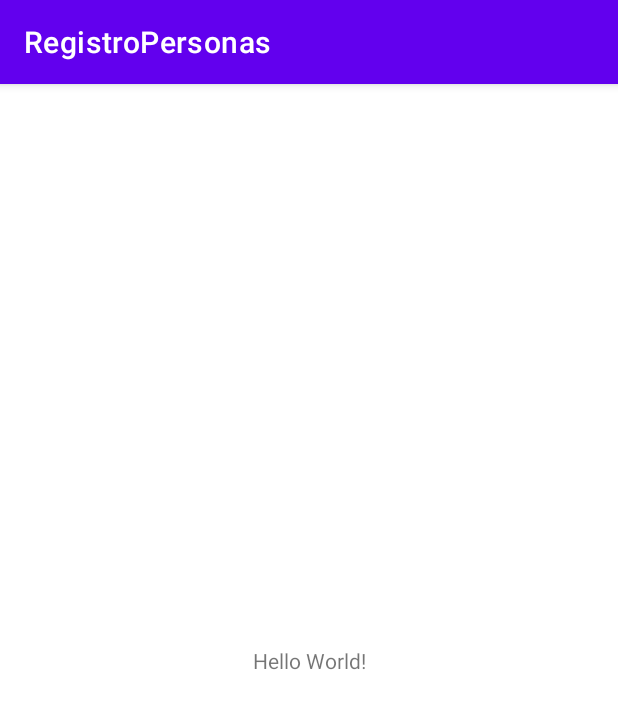
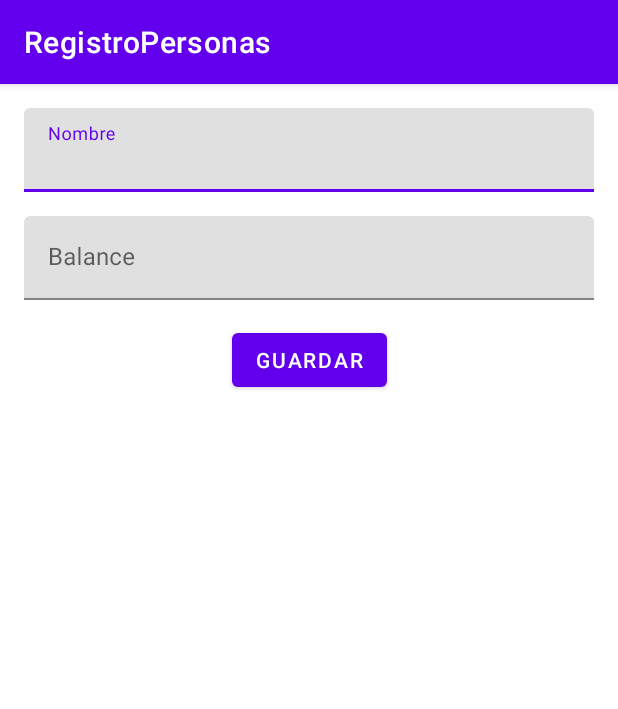
Before and after one commit to PrandiFabiel/RegistroPersonas, an Android app: the screen it shows after launch (MainActivity), on a phone screen of 412 x 824 dp. Shown: the top 709 px of the screen. Run offline under Robolectric (Android 15) with nearby library versions, the phone set to English and light mode, and no system bars; our stand-ins replace Dagger/Hilt's generated code.

Commit message:
Diseño listo.

```diff
--- a/app/src/main/res/layout/activity_main.xml
+++ b/app/src/main/res/layout/activity_main.xml
@@ -6,13 +6,52 @@
     android:layout_height="match_parent"
     tools:context=".MainActivity">
 
-    <TextView
+    <com.google.android.material.textfield.TextInputLayout
+        android:id="@+id/ocupacionTextInput"
+        android:layout_width="match_parent"
+        android:layout_height="wrap_content"
+        app:layout_constraintEnd_toEndOf="parent"
+        app:layout_constraintStart_toStartOf="parent"
+        app:layout_constraintTop_toTopOf="parent"
+        android:layout_marginStart="@dimen/margin16"
+        android:layout_marginTop="@dimen/margin16"
+        android:layout_marginEnd="@dimen/margin16"
+        android:hint="@string/hint_Personas">
+
+        <com.google.android.material.textfield.TextInputEditText
+            android:id="@+id/ocupacionEditText"
+            android:layout_width="match_parent"
+            android:layout_height="wrap_content" />
+    </com.google.android.material.textfield.TextInputLayout>
+
+    <com.google.android.material.textfield.TextInputLayout
+        android:id="@+id/ingresosTextInput"
+        android:layout_width="match_parent"
+        android:layout_height="wrap_content"
+        android:layout_marginStart="@dimen/margin16"
+        android:layout_marginTop="@dimen/margin16"
+        android:layout_marginEnd="@dimen/margin16"
+        android:hint="@string/hint_Balance"
+        app:layout_constraintEnd_toStartOf="parent"
+        app:layout_constraintStart_toStartOf="parent"
+        app:layout_constraintTop_toBottomOf="@id/ocupacionTextInput">
+
+        <com.google.android.material.textfield.TextInputEditText
+            android:id="@+id/ingresosEditText"
+            android:layout_width="match_parent"
+            android:layout_height="wrap_content" />
+    </com.google.android.material.textfield.TextInputLayout>
+
+    <com.google.android.material.button.MaterialButton
+        android:id="@+id/guardarButton"
         android:layout_width="wrap_content"
         android:layout_height="wrap_content"
-        android:text="Hello World!"
-        app:layout_constraintBottom_toBottomOf="parent"
-        app:layout_constraintLeft_toLeftOf="parent"
-        app:layout_constraintRight_toRightOf="parent"
-        app:layout_constraintTop_toTopOf="parent" />
+        android:layout_marginStart="@dimen/margin16"
+        android:layout_marginTop="@dimen/margin16"
+        android:layout_marginEnd="@dimen/margin16"
+        android:text="@string/guardar"
+        app:layout_constraintEnd_toEndOf="parent"
+        app:layout_constraintStart_toStartOf="parent"
+        app:layout_constraintTop_toBottomOf="@+id/ingresosTextInput" />
 
 </androidx.constraintlayout.widget.ConstraintLayout>
--- /dev/null
+++ b/app/src/main/res/values/dimens.xml
@@ -0,0 +1,4 @@
+<?xml version="1.0" encoding="utf-8"?>
+<resources>
+    <dimen name="margin16">16dp</dimen>
+</resources>
--- a/app/src/main/res/values/strings.xml
+++ b/app/src/main/res/values/strings.xml
@@ -1,3 +1,6 @@
 <resources>
     <string name="app_name">RegistroPersonas</string>
+    <string name="hint_Personas">Nombre</string>
+    <string name="hint_Balance">Balance</string>
+    <string name="guardar">Guardar</string>
 </resources>
```
